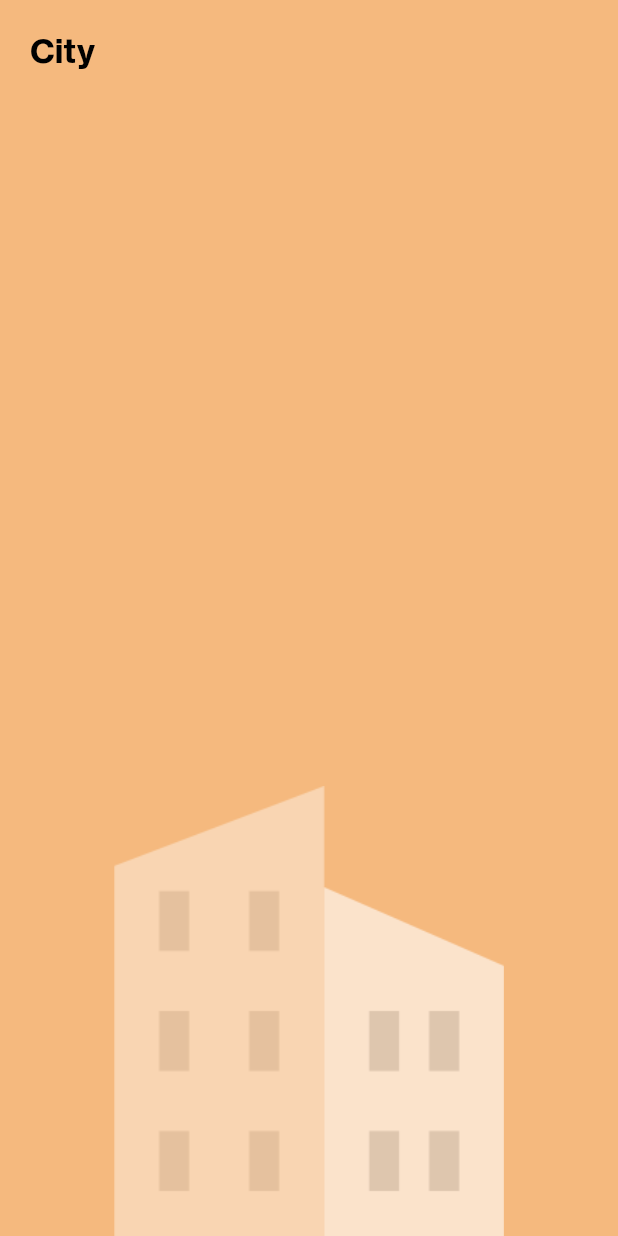
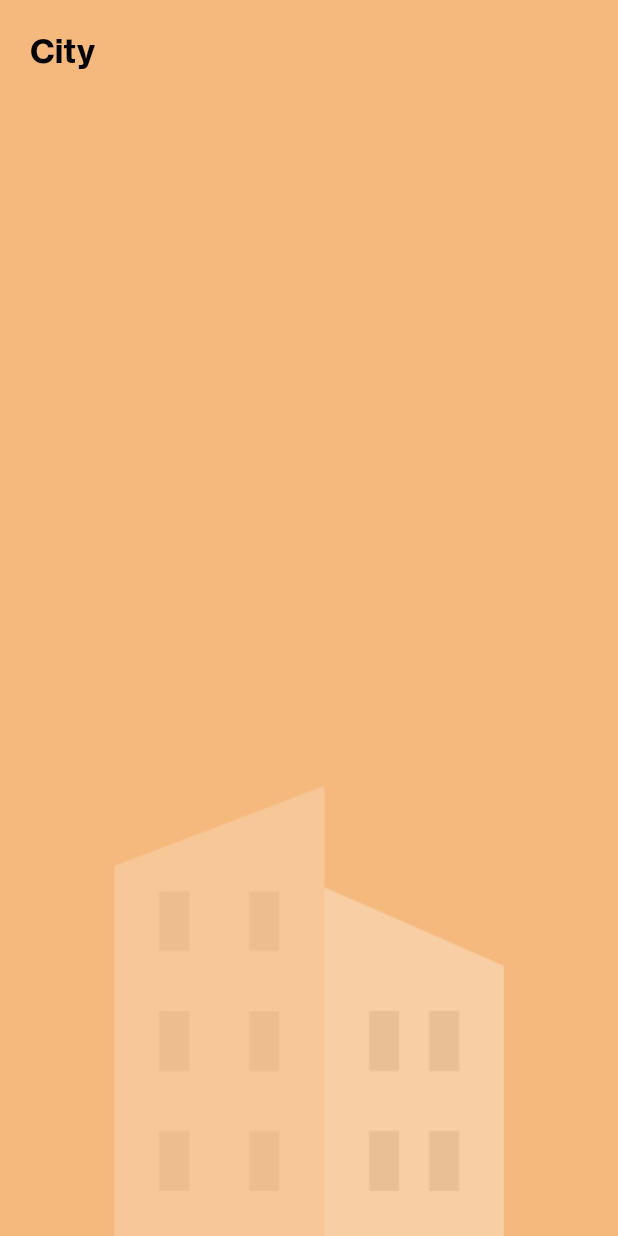
Before and after one commit to vipulasri/Serene, a Flutter app: the screen it shows after launch, after a tap on "City", on a phone screen of 412 x 824 dp. Run offline on Flutter 3.47's test engine with Material 2 defaults, Android fonts, the phone set to English and light mode, and no system bars.

Commit message:
update: category details icon opacity

```diff
--- a/lib/screens/category_details.dart
+++ b/lib/screens/category_details.dart
@@ -28,6 +28,8 @@ class _CategoryDetailsState extends State<CategoryDetailsPage> {
                 widget.category.iconPath,
                 width: 300,
                 height: 300,
+                  color: Color.fromRGBO(255, 255, 255, 0.5),
+                  colorBlendMode: BlendMode.modulate
               ),
             ),
           )
```
